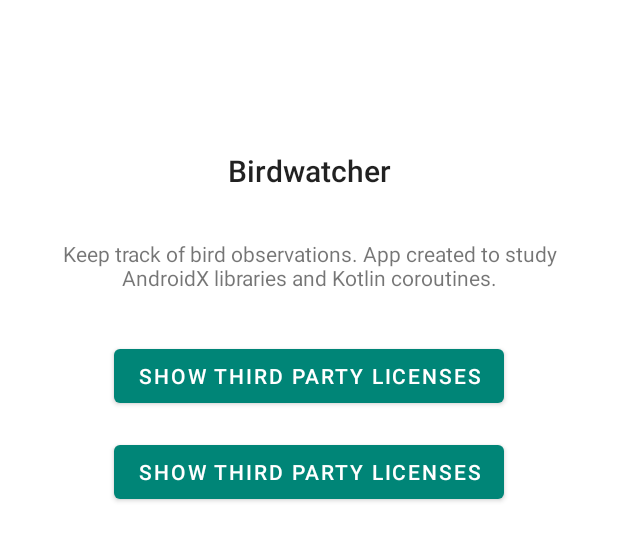
After one commit to Pikkuninja/Birdwatcher, an Android app: the layout about_fragment.xml on its own in the app's theme, with its tools: preview values and no code run, on a phone screen of 412 x 824 dp. The commit adds this screen. Shown: the top 541 px of the screen. Run offline under Robolectric (Android 15) with nearby library versions, the phone set to English and light mode, and no system bars.

Commit message:
Add an about page

```diff
--- a/app/build.gradle
+++ b/app/build.gradle
@@ -1,4 +1,5 @@
 apply plugin: 'com.android.application'
+apply plugin: 'com.google.android.gms.oss-licenses-plugin'
 apply plugin: 'kotlin-android'
 apply plugin: 'kotlin-android-extensions'
 apply plugin: 'kotlin-kapt'
@@ -12,6 +13,8 @@ android {
         versionCode versions.versionCode
         versionName versions.versionName
         testInstrumentationRunner "androidx.test.runner.AndroidJUnitRunner"
+
+        buildConfigField "String", "SOURCE_CODE_REPOSITORY_URL", "\"https://github.com/Pikkuninja/birdwatcher\""
 
         javaCompileOptions {
             annotationProcessorOptions {
@@ -56,6 +59,8 @@ dependencies {
     implementation deps.recyclerView
     implementation deps.cardView
 
+    implementation deps.ossLicenses
+
     testImplementation deps.junit
     testImplementation deps.mockk
     testImplementation deps.kotlinCoroutinesTesting
--- /dev/null
+++ b/app/src/main/res/drawable/ic_about_outline_white_24dp.xml
@@ -0,0 +1,5 @@
+<vector android:height="24dp" android:tint="#FFFFFF"
+    android:viewportHeight="24.0" android:viewportWidth="24.0"
+    android:width="24dp" xmlns:android="http://schemas.android.com/apk/res/android">
+    <path android:fillColor="#FF000000" android:pathData="M11,18h2v-2h-2v2zM12,2C6.48,2 2,6.48 2,12s4.48,10 10,10 10,-4.48 10,-10S17.52,2 12,2zM12,20c-4.41,0 -8,-3.59 -8,-8s3.59,-8 8,-8 8,3.59 8,8 -3.59,8 -8,8zM12,6c-2.21,0 -4,1.79 -4,4h2c0,-1.1 0.9,-2 2,-2s2,0.9 2,2c0,2 -3,1.75 -3,5h2c0,-2.25 3,-2.5 3,-5 0,-2.21 -1.79,-4 -4,-4z"/>
+</vector>
--- /dev/null
+++ b/app/src/main/res/layout/about_fragment.xml
@@ -0,0 +1,51 @@
+<?xml version="1.0" encoding="utf-8"?>
+<androidx.constraintlayout.widget.ConstraintLayout xmlns:android="http://schemas.android.com/apk/res/android"
+    xmlns:app="http://schemas.android.com/apk/res-auto"
+    android:layout_width="match_parent"
+    android:layout_height="match_parent"
+    android:layout_marginStart="@dimen/margin_medium"
+    android:layout_marginEnd="@dimen/margin_medium"
+    android:orientation="vertical">
+
+    <TextView
+        android:id="@+id/about_app_name"
+        style="@style/TextAppearance.AppCompat.Title"
+        android:layout_width="wrap_content"
+        android:layout_height="wrap_content"
+        android:layout_marginTop="100dp"
+        android:text="@string/app_name"
+        app:layout_constraintEnd_toEndOf="parent"
+        app:layout_constraintStart_toStartOf="parent"
+        app:layout_constraintTop_toTopOf="parent" />
+
+    <TextView
+        android:id="@+id/about_explanation"
+        android:layout_width="wrap_content"
+        android:layout_height="wrap_content"
+        android:layout_marginTop="@dimen/margin_large"
+        android:textAlignment="center"
+        android:text="@string/about_explanation"
+        app:layout_constraintEnd_toEndOf="parent"
+        app:layout_constraintStart_toStartOf="parent"
+        app:layout_constraintTop_toBottomOf="@id/about_app_name" />
+
+    <Button
+        android:id="@+id/about_open_source_code"
+        android:layout_width="wrap_content"
+        android:layout_height="wrap_content"
+        android:layout_marginTop="@dimen/margin_large"
+        android:text="@string/show_third_party_licenses"
+        app:layout_constraintEnd_toEndOf="parent"
+        app:layout_constraintStart_toStartOf="parent"
+        app:layout_constraintTop_toBottomOf="@id/about_explanation" />
+
+    <Button
+        android:id="@+id/about_open_oss_licenses"
+        android:layout_width="wrap_content"
+        android:layout_height="wrap_content"
+        android:layout_marginTop="@dimen/margin_medium"
+        android:text="@string/show_third_party_licenses"
+        app:layout_constraintEnd_toEndOf="parent"
+        app:layout_constraintStart_toStartOf="parent"
+        app:layout_constraintTop_toBottomOf="@id/about_open_source_code" />
+</androidx.constraintlayout.widget.ConstraintLayout>
--- a/app/src/main/res/menu/observations_list_menu.xml
+++ b/app/src/main/res/menu/observations_list_menu.xml
@@ -8,4 +8,8 @@
         app:showAsAction="always"
         android:title="@string/menu_sorting_order"/>
 
+    <item android:id="@+id/show_about_app"
+        android:icon="@drawable/ic_about_outline_white_24dp"
+        app:showAsAction="ifRoom"
+        android:title="@string/about_app" />
 </menu>
--- a/app/src/main/res/values/strings.xml
+++ b/app/src/main/res/values/strings.xml
@@ -28,4 +28,8 @@
     <string name="select_image">Select image</string>
     <string name="user_image_attached">Your image for the observation</string>
     <string name="no_image_attached">No image given for the observation</string>
+    <string name="show_third_party_licenses">Show third party licenses</string>
+    <string name="open_source_code_repository">Show source code in GitHub</string>
+    <string name="about_app">About</string>
+    <string name="about_explanation">Keep track of bird observations. App created to study AndroidX libraries and Kotlin coroutines.</string>
 </resources>
```
Also changed, not shown: app/src/main/java/fi/jara/birdwatcher/screens/about/AboutFragment.kt (added, +33 -0 lines), app/src/main/java/fi/jara/birdwatcher/screens/observationslist/ObservationsListFragment.kt (+10 -0 lines), app/src/main/res/navigation/birdwatcher_nav_graph.xml (+7 -0 lines), build.gradle (+37 -31 lines), 2 other files.
